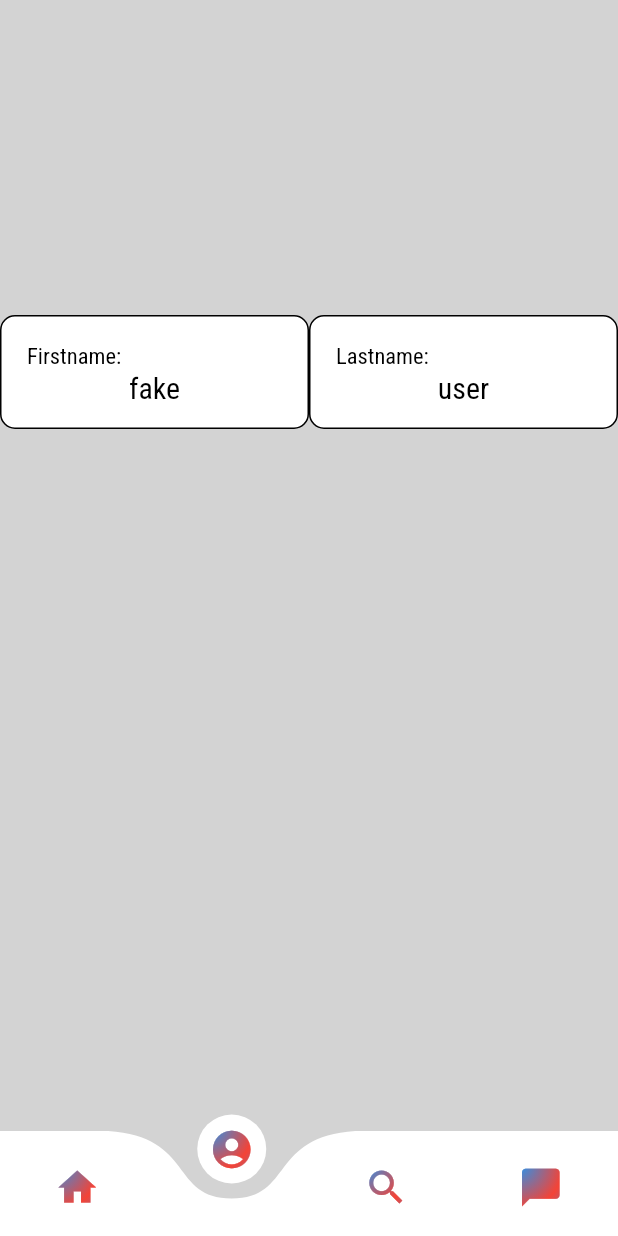
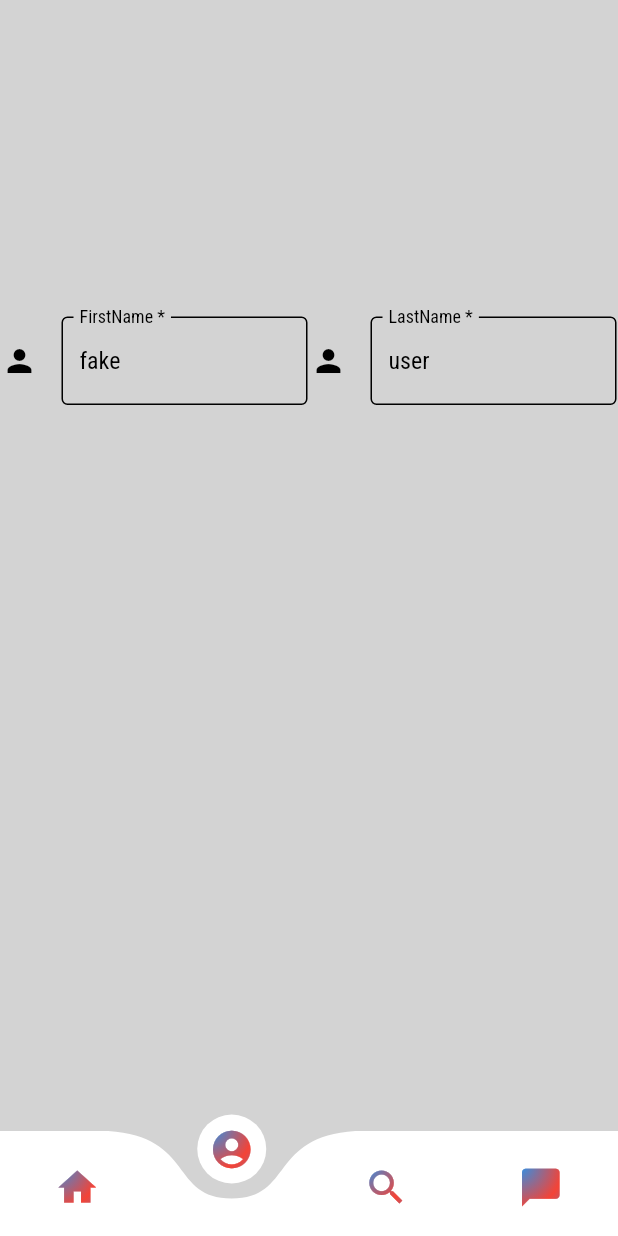
Before and after one commit to MaelTeyssedre/SmartHears, a Flutter app: the screen it shows after launch, item 2 of the bottom bar chosen, on a phone screen of 412 x 824 dp. Run offline on Flutter 3.47's test engine with Material 2 defaults, Android fonts, the phone set to English and light mode, and no system bars; drawn by our look-alikes of curved_navigation_bar; our stand-ins replace bloc, cached_network_image, firebase_core, flutter_bloc, flutter_html, get and 4 more; accounts and stored records are empty; network calls fail.

Commit message:
correct style

```diff
--- a/smarthears_app/lib/modules/user/user_page.dart
+++ b/smarthears_app/lib/modules/user/user_page.dart
@@ -39,35 +39,39 @@ class _UserPageState extends State<UserPage> {
           Container(
             width: MediaQuery.of(context).size.width / 2,
             padding: const EdgeInsets.all(1.0),
-            decoration: BoxDecoration(
-              color: Colors.white,
-              border: Border.all(width: 1),
-              borderRadius: const BorderRadius.all(Radius.circular(10)),
-            ),
-            child: ListTile(
-              title: const Text("Firstname: ",
-                  style: TextStyle(fontSize: 15.0, color: Colors.black)),
-              subtitle: Center(
-                  child: Text(widget.user.firstname as String,
-                      style: const TextStyle(
-                          fontSize: 20.0, color: Colors.black))),
+            child: TextFormField(
+              style: const TextStyle(color: Colors.black),
+              decoration: const InputDecoration(
+                icon: Icon(Icons.person),
+                labelText: 'FirstName *',
+                iconColor: Colors.black,
+                labelStyle: TextStyle(color: Colors.black),
+              ),
+              initialValue: widget.user.firstname,
+              onSaved: (String? value) {
+              },
+              validator: (String? value) {
+                return (value != null && value.contains('@')) ? 'Do not use the @ char.' : null;
+              },
             ),
           ),
           Container(
             width: MediaQuery.of(context).size.width / 2,
             padding: const EdgeInsets.all(1.0),
-            decoration: BoxDecoration(
-              color: Colors.white,
-              border: Border.all(width: 1),
-              borderRadius: const BorderRadius.all(Radius.circular(10)),
-            ),
-            child: ListTile(
-              title: const Text("Lastname: ",
-                  style: TextStyle(fontSize: 15.0, color: Colors.black)),
-              subtitle: Center(
-                  child: Text(widget.user.lastname as String,
-                      style: const TextStyle(
-                          fontSize: 20.0, color: Colors.black))),
+            child:  TextFormField(
+              style: const TextStyle(color: Colors.black),
+              decoration: const InputDecoration(
+                icon: Icon(Icons.person),
+                labelText: 'LastName *',
+                iconColor: Colors.black,
+                labelStyle: TextStyle(color: Colors.black),
+              ),
+              initialValue: widget.user.lastname,
+              onSaved: (String? value) {
+              },
+              validator: (String? value) {
+                return (value != null && value.contains('@')) ? 'Do not use the @ char.' : null;
+              },
             ),
           ),
         ])
```
